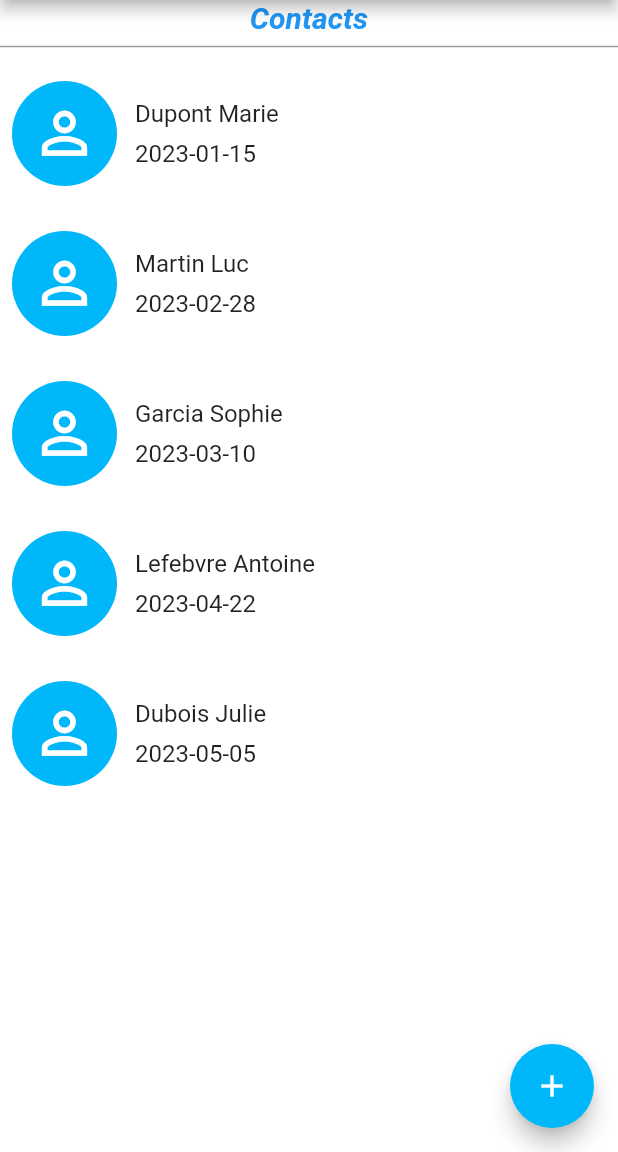
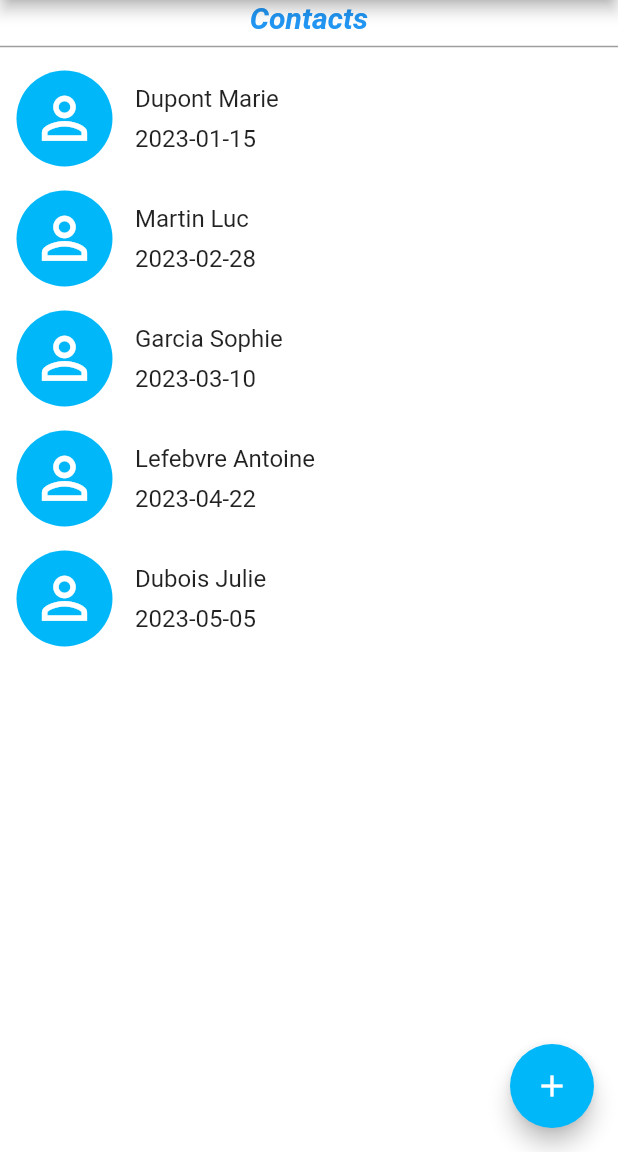
Before and after one commit to AventeL/BirthdayApp, a Flutter app: the screen it shows after launch, on a phone screen of 412 x 824 dp, the part 84-1236 px from its top. Run offline on Flutter 3.47's test engine with Material 2 defaults, Android fonts, the phone set to English and light mode, and no system bars.

Commit message:
Edit contact design

```diff
--- a/lib/widgets/contact_card.dart
+++ b/lib/widgets/contact_card.dart
@@ -11,7 +11,7 @@ class contact_card extends StatelessWidget {
   @override
   Widget build(BuildContext context) {
     return Container(
-      height: 100,
+      height: 80,
       color: Colors.white,
       child: Row(children: [
         Padding(
```
